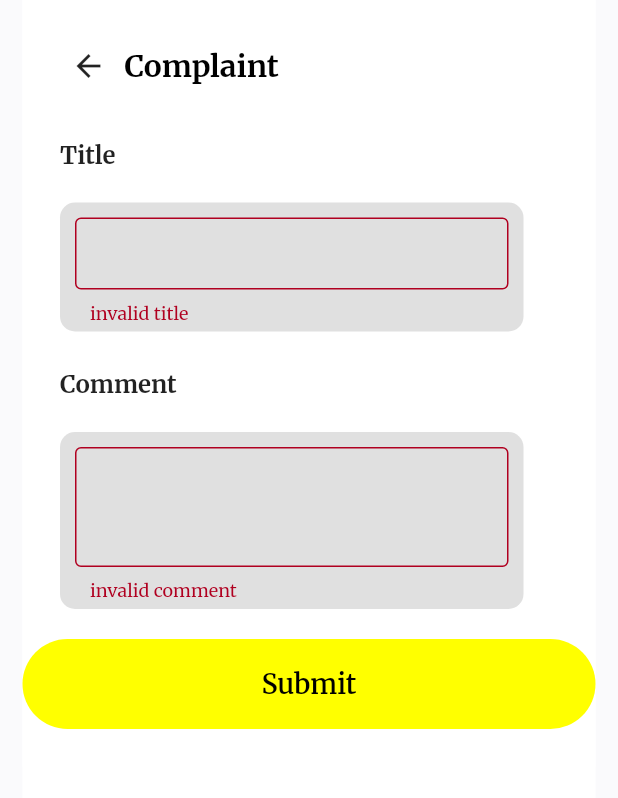
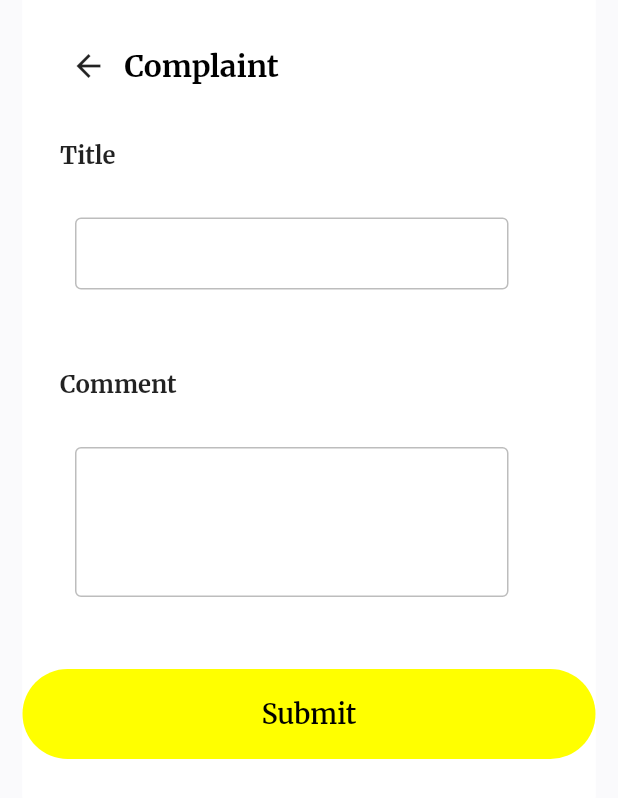
Before and after one commit to TPosition/dfyp, a Flutter app: the ComplaintForm screen opened directly, on a phone screen of 412 x 824 dp. Shown: the top 798 px of the screen. Run offline on Flutter 3.47's test engine with Material 2 defaults, Android fonts, the phone set to English and light mode, and no system bars; our stand-ins replace bloc, cloud_firestore, equatable, firebase_auth, firebase_core, firebase_storage and 6 more; missing offline and left inert: flow_builder, razorpay_flutter, very_good_analysis; accounts and stored records are empty; project files that could hold a hidden picture were left out.

Commit message:
update complaint form

```diff
--- a/lib/complaint/view/complaint_form.dart
+++ b/lib/complaint/view/complaint_form.dart
@@ -96,7 +96,6 @@ class ComplaintForm extends StatelessWidget {
                                   vertical: 5,
                                 ),
                                 decoration: BoxDecoration(
-                                  color: Colors.black12,
                                   borderRadius: BorderRadius.circular(10),
                                 ),
                                 child: _TitleInput(),
@@ -144,7 +143,6 @@ class ComplaintForm extends StatelessWidget {
                                   vertical: 5,
                                 ),
                                 decoration: BoxDecoration(
-                                  color: Colors.black12,
                                   borderRadius: BorderRadius.circular(10),
                                 ),
                                 child: _CommentInput(),
@@ -218,7 +216,6 @@ class _TitleInput extends StatelessWidget {
                   borderSide: BorderSide(color: Colors.grey[400]!),
                 ),
                 helperText: '',
-                errorText: state.title.isEmpty ? 'invalid title' : null,
               ),
             ),
           ],
@@ -245,7 +242,8 @@ class _CommentInput extends StatelessWidget {
               onChanged: (final comment) =>
                   context.read<ComplaintCubit>().commentChanged(comment),
               decoration: InputDecoration(
-                contentPadding: const EdgeInsets.symmetric(horizontal: 10),
+                contentPadding:
+                    const EdgeInsets.symmetric(horizontal: 10, vertical: 10),
                 enabledBorder: OutlineInputBorder(
                   borderSide: BorderSide(color: Colors.grey[400]!),
                 ),
@@ -253,7 +251,6 @@ class _CommentInput extends StatelessWidget {
                   borderSide: BorderSide(color: Colors.grey[400]!),
                 ),
                 helperText: '',
-                errorText: state.comment.isEmpty ? 'invalid comment' : null,
               ),
             ),
           ],
```
